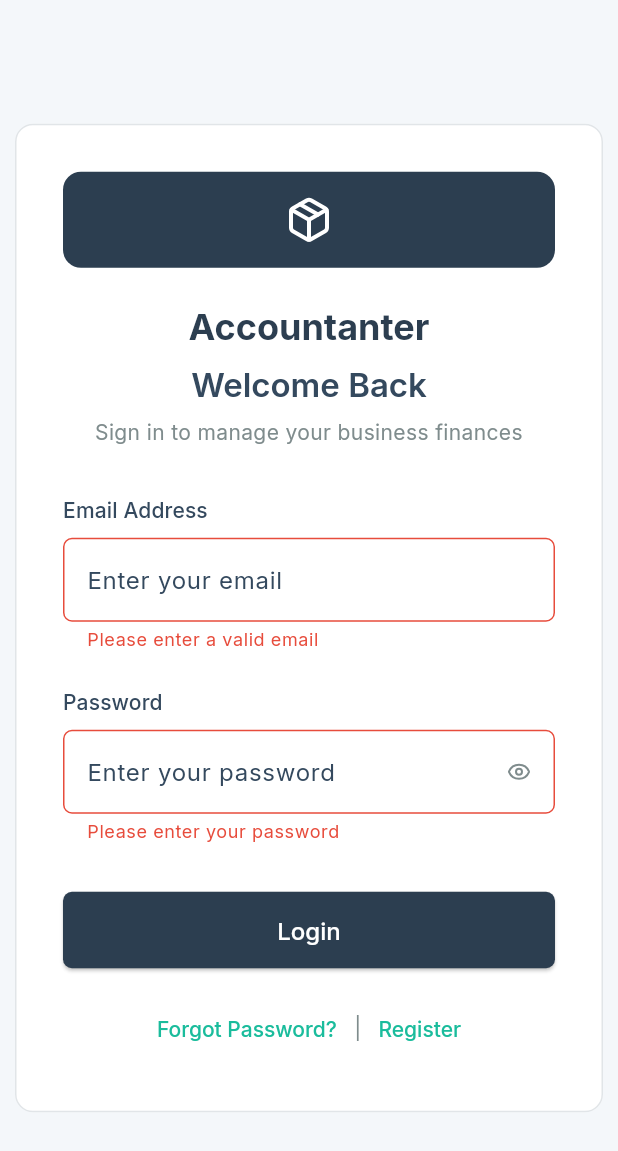
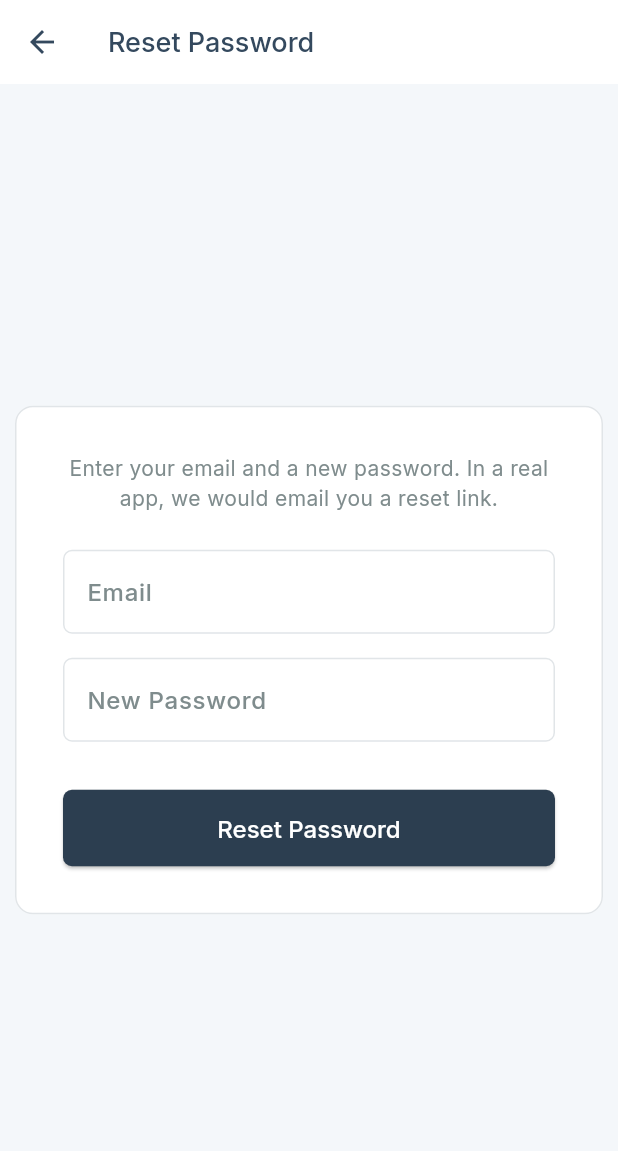
Before and after one commit to OmarAglan/accountanter, a Flutter app: the screen it shows after launch, after a tap on "Login", after a tap on "Forgot Password?", on a phone screen of 412 x 824 dp. Shown: the top 1151 px of the screen. Run offline on Flutter 3.47's test engine with Material 3 defaults, Android fonts, the phone set to English and light mode, and no system bars; our stand-ins replace drift, google_fonts, lucide_flutter; accounts and stored records are empty; generated files the repository leaves out were written again.

Commit message:
feat: Add authentication features including login, registration, and password reset

```diff
--- /dev/null
+++ b/lib/features/auth/forgot_password_screen.dart
@@ -0,0 +1,111 @@
+import 'package:flutter/material.dart';
+import 'auth_service.dart';
+import '../../data/database.dart';
+
+class ForgotPasswordScreen extends StatefulWidget {
+  const ForgotPasswordScreen({super.key});
+
+  @override
+  State<ForgotPasswordScreen> createState() => _ForgotPasswordScreenState();
+}
+
+class _ForgotPasswordScreenState extends State<ForgotPasswordScreen> {
+  final _formKey = GlobalKey<FormState>();
+  final _emailController = TextEditingController();
+  final _newPasswordController = TextEditingController();
+
+  late final AuthService _authService;
+  bool _isLoading = false;
+
+  @override
+  void initState() {
+    super.initState();
+    // In a real app, you'd get this from a provider (e.g., Provider, Riverpod)
+    _authService = AuthService(AppDatabase());
+  }
+
+  @override
+  void dispose() {
+    _emailController.dispose();
+    _newPasswordController.dispose();
+    super.dispose();
+  }
+
+  void _handleResetPassword() async {
+    if (_formKey.currentState?.validate() ?? false) {
+      setState(() => _isLoading = true);
+
+      final result = await _authService.resetPassword(
+        _emailController.text,
+        _newPasswordController.text,
+      );
+
+      setState(() => _isLoading = false);
+
+      if (!mounted) return;
+
+      final message = switch (result) {
+        AuthResult.success => 'Password reset successfully! You can now log in with your new password.',
+        AuthResult.userNotFound => 'No account found with that email.',
+        _ => 'An unexpected error occurred. Please try again.',
+      };
+
+      ScaffoldMessenger.of(context).showSnackBar(SnackBar(content: Text(message)));
+
+      if (result == AuthResult.success) {
+        Navigator.of(context).pop();
+      }
+    }
+  }
+
+  @override
+  Widget build(BuildContext context) {
+    return Scaffold(
+      appBar: AppBar(title: const Text('Reset Password')),
+      body: Center(
+        child: ConstrainedBox(
+          constraints: const BoxConstraints(maxWidth: 400),
+          child: Card(
+            child: Padding(
+              padding: const EdgeInsets.all(32.0),
+              child: Form(
+                key: _formKey,
+                child: Column(
+                  mainAxisSize: MainAxisSize.min,
+                  crossAxisAlignment: CrossAxisAlignment.stretch,
+                  children: [
+                    Text(
+                      'Enter your email and a new password. In a real app, we would email you a reset link.',
+                      textAlign: TextAlign.center,
+                      style: Theme.of(context).textTheme.bodyMedium,
+                    ),
+                    const SizedBox(height: 24),
+                    TextFormField(
+                      controller: _emailController,
+                      decoration: const InputDecoration(labelText: 'Email'),
+                      validator: (v) => v!.isEmpty ? 'Email is required' : null,
+                    ),
+                    const SizedBox(height: 16),
+                    TextFormField(
+                      controller: _newPasswordController,
+                      obscureText: true,
+                      decoration: const InputDecoration(labelText: 'New Password'),
+                      validator: (v) => v!.length < 6 ? 'Password must be at least 6 characters' : null,
+                    ),
+                    const SizedBox(height: 32),
+                    ElevatedButton(
+                      onPressed: _isLoading ? null : _handleResetPassword,
+                      child: _isLoading
+                          ? const SizedBox(height: 20, width: 20, child: CircularProgressIndicator(strokeWidth: 2))
+                          : const Text('Reset Password'),
+                    ),
+                  ],
+                ),
+              ),
+            ),
+          ),
+        ),
+      ),
+    );
+  }
+}
--- a/lib/features/auth/login_screen.dart
+++ b/lib/features/auth/login_screen.dart
@@ -1,10 +1,10 @@
+import 'package:accountanter/features/auth/forgot_password_screen.dart';
 import 'package:accountanter/features/auth/registration_screen.dart';
 import 'package:flutter/material.dart';
 import 'package:lucide_flutter/lucide_flutter.dart';
-import 'package:crypto/crypto.dart';
-import 'dart:convert';
 
-import '../../data/database.dart'; // Import your database
+import 'auth_service.dart';
+import '../../data/database.dart';
 
 class LoginScreen extends StatefulWidget {
   final VoidCallback onLogin;
@@ -21,44 +21,44 @@ class _LoginScreenState extends State<LoginScreen> {
   final _emailController = TextEditingController();
   final _passwordController = TextEditingController();
 
-  late final AppDatabase _database;
+  late final AuthService _authService;
+  bool _isLoading = false;
 
   @override
   void initState() {
     super.initState();
-    _database = AppDatabase();
+    _authService = AuthService(AppDatabase());
   }
 
   @override
   void dispose() {
     _emailController.dispose();
     _passwordController.dispose();
-    _database.close();
     super.dispose();
-  }
-
-  String _hashPassword(String password) {
-    final bytes = utf8.encode(password);
-    final digest = sha256.convert(bytes);
-    return digest.toString();
   }
 
   void _handleSubmit() async {
     if (_formKey.currentState?.validate() ?? false) {
-      final email = _emailController.text;
-      final password = _passwordController.text;
-      final hashedPassword = _hashPassword(password);
+      setState(() => _isLoading = true);
 
-      final user = await _database.getUserByEmail(email);
+      final result = await _authService.login(
+        _emailController.text,
+        _passwordController.text,
+      );
 
-      if (user != null && user.passwordHash == hashedPassword) {
+      setState(() => _isLoading = false);
+
+      if (!mounted) return;
+
+      if (result == AuthResult.success) {
         widget.onLogin();
       } else {
-        if (mounted) {
-          ScaffoldMessenger.of(context).showSnackBar(
-            const SnackBar(content: Text('Invalid email or password.')),
-          );
-        }
+        final message = (result == AuthResult.userNotFound || result == AuthResult.wrongPassword)
+          ? 'Invalid email or password.'
+          : 'An unexpected error occurred.';
+        ScaffoldMessenger.of(context).showSnackBar(
+          SnackBar(content: Text(message)),
+        );
       }
     }
   }
@@ -165,17 +165,20 @@ class _LoginScreenState extends State<LoginScreen> {
 
                     // Login Button
                     ElevatedButton(
-                      onPressed: _handleSubmit,
-                      child: const Text('Login'),
+                      onPressed: _isLoading ? null : _handleSubmit,
+                      child: _isLoading
+                          ? const SizedBox(height: 20, width: 20, child: CircularProgressIndicator(strokeWidth: 2, color: Colors.white))
+                          : const Text('Login'),
                     ),
                     const SizedBox(height: 16),
-
                     Row(
                       mainAxisAlignment: MainAxisAlignment.center,
                       children: [
                         TextButton(
                           onPressed: () {
-                            // TODO: Handle forgot password logic
+                            Navigator.of(context).push(MaterialPageRoute(
+                              builder: (context) => const ForgotPasswordScreen(),
+                            ));
                           },
                           child: const Text('Forgot Password?'),
                         ),
```
Also changed, not shown: lib/features/auth/auth_service.dart (added, +85 -0 lines), lib/features/auth/registration_screen.dart (+33 -40 lines).
